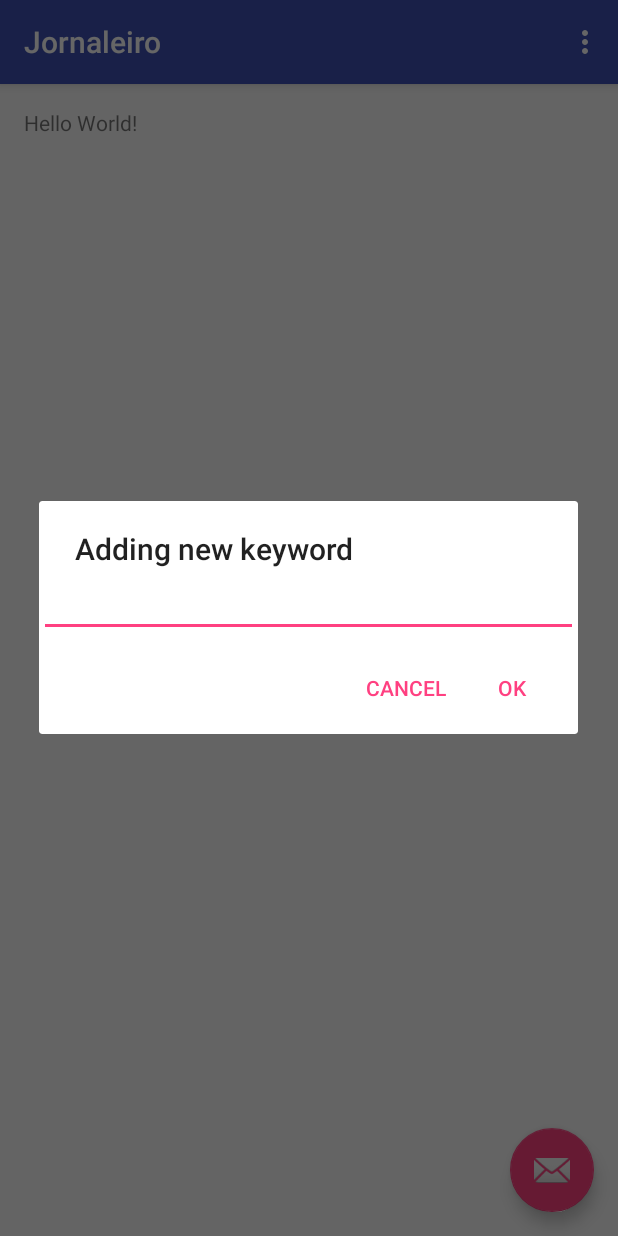
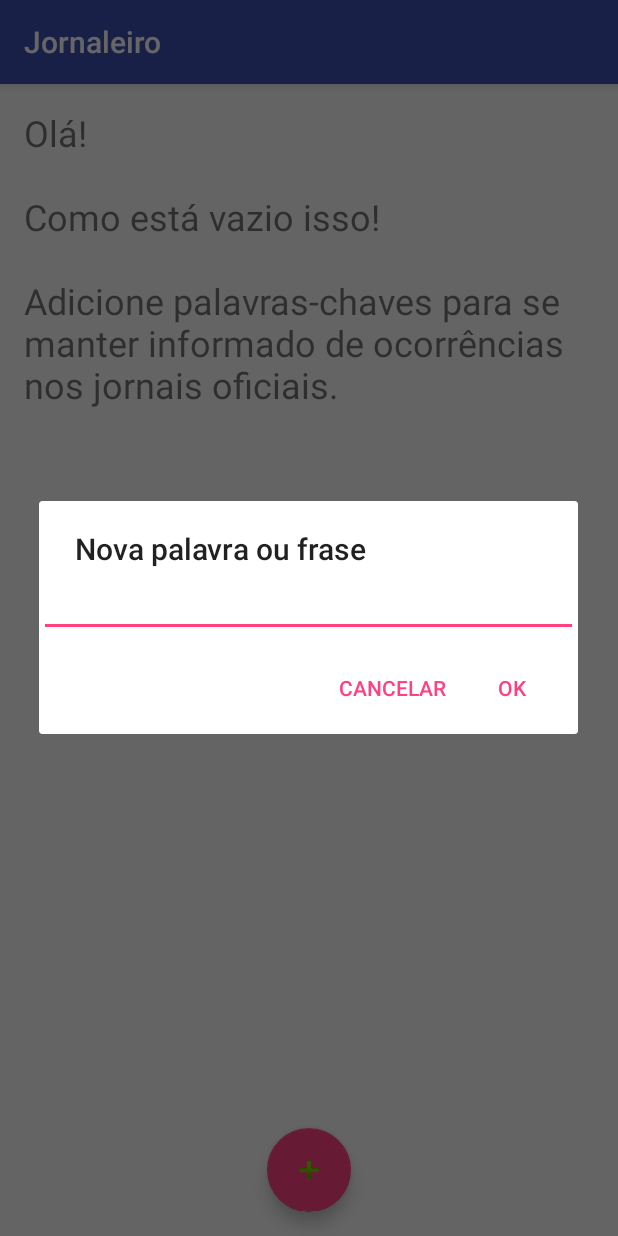
Before and after one commit to andrepontesmelo/jornaleiro, an Android app: the screen it shows after launch (WelcomeActivity), after a tap on an icon or button, on a phone screen of 412 x 824 dp. Run offline under Robolectric (Android 15) with nearby library versions, the phone set to English and light mode, and no system bars.

Commit message:
Welcome screen UI.

```diff
--- a/frontend/android/AndroidProject/app/src/main/java/com/jornaleirooficial/jornaleiro/WelcomeActivity.java
+++ b/frontend/android/AndroidProject/app/src/main/java/com/jornaleirooficial/jornaleiro/WelcomeActivity.java
@@ -19,7 +19,7 @@ public class WelcomeActivity extends AppCompatActivity {
     @Override
     protected void onCreate(Bundle savedInstanceState) {
         super.onCreate(savedInstanceState);
-        setContentView(R.layout.activity_main);
+        setContentView(R.layout.activity_welcome);
         Toolbar toolbar = (Toolbar) findViewById(R.id.toolbar);
         setSupportActionBar(toolbar);
 
@@ -37,19 +37,20 @@ public class WelcomeActivity extends AppCompatActivity {
             @Override
             public void onClick(View view) {
                 AlertDialog.Builder builder = new AlertDialog.Builder(view.getContext());
-                builder.setTitle("Adding new keyword");
+
+                builder.setTitle(R.string.welcome_new_phrase);
 
                 final EditText inputControl = new EditText(view.getContext());
-                inputControl.setInputType(InputType.TYPE_CLASS_TEXT | InputType.TYPE_TEXT_VARIATION_PASSWORD);
+                inputControl.setInputType(InputType.TYPE_CLASS_TEXT);
                 builder.setView(inputControl);
 
-                builder.setPositiveButton("OK", new DialogInterface.OnClickListener() {
+                builder.setPositiveButton(R.string.ok, new DialogInterface.OnClickListener() {
                     @Override
                     public void onClick(DialogInterface dialog, int which) {
                         Query.Insert(inputControl.getText().toString(), getContentResolver());
                     }
                 });
-                builder.setNegativeButton("Cancel", new DialogInterface.OnClickListener() {
+                builder.setNegativeButton(R.string.cancel, new DialogInterface.OnClickListener() {
                     @Override
                     public void onClick(DialogInterface dialog, int which) {
                         dialog.cancel();
--- a/frontend/android/AndroidProject/app/src/main/res/layout/activity_main.xml
+++ b/frontend/android/AndroidProject/app/src/main/res/layout/activity_welcome.xml
@@ -21,14 +21,15 @@
 
     </android.support.design.widget.AppBarLayout>
 
-    <include layout="@layout/content_main" />
+    <include layout="@layout/content_welcome" />
 
     <android.support.design.widget.FloatingActionButton
         android:id="@+id/fab"
+        app:fabSize="normal"
+        android:layout_gravity="bottom|center"
+        android:layout_margin="@dimen/fab_margin"
+        android:src="@android:drawable/ic_input_add"
         android:layout_width="wrap_content"
-        android:layout_height="wrap_content"
-        android:layout_gravity="bottom|end"
-        android:layout_margin="@dimen/fab_margin"
-        android:src="@android:drawable/ic_dialog_email" />
+        android:layout_height="wrap_content" />
 
 </android.support.design.widget.CoordinatorLayout>
--- a/frontend/android/AndroidProject/app/src/main/res/layout/content_main.xml
+++ b/frontend/android/AndroidProject/app/src/main/res/layout/content_welcome.xml
@@ -10,10 +10,11 @@
     android:paddingTop="@dimen/activity_vertical_margin"
     app:layout_behavior="@string/appbar_scrolling_view_behavior"
     tools:context=".WelcomeActivity"
-    tools:showIn="@layout/activity_main">
+    tools:showIn="@layout/activity_welcome">
 
     <TextView
         android:layout_width="wrap_content"
         android:layout_height="wrap_content"
-        android:text="Hello World!" />
+        android:textSize="24sp"
+        android:text="@string/welcome_text" />
 </RelativeLayout>
--- a/frontend/android/AndroidProject/app/src/main/res/menu/menu_main.xml
+++ b/frontend/android/AndroidProject/app/src/main/res/menu/menu_main.xml
@@ -2,9 +2,11 @@
     xmlns:app="http://schemas.android.com/apk/res-auto"
     xmlns:tools="http://schemas.android.com/tools"
     tools:context=".WelcomeActivity">
+
     <item
         android:id="@+id/action_settings"
         android:orderInCategory="100"
         android:title="@string/action_settings"
+        android:visible="false"
         app:showAsAction="never" />
 </menu>
--- a/frontend/android/AndroidProject/app/src/main/res/values/strings.xml
+++ b/frontend/android/AndroidProject/app/src/main/res/values/strings.xml
@@ -1,4 +1,8 @@
 <resources>
     <string name="app_name">Jornaleiro</string>
     <string name="action_settings">Settings</string>
+    <string name="ok">OK</string>
+    <string name="cancel">CANCELAR</string>
+    <string name="welcome_new_phrase">Nova palavra ou frase</string>
+    <string name="welcome_text">Olá!\n\nComo está vazio isso!\n\nAdicione palavras-chaves para se manter informado de ocorrências nos jornais oficiais.</string>
 </resources>
```
